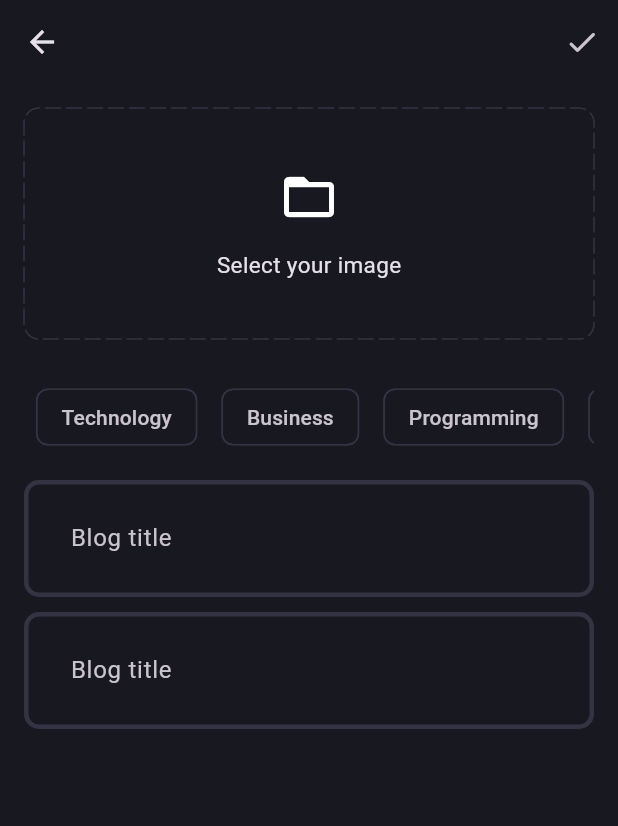
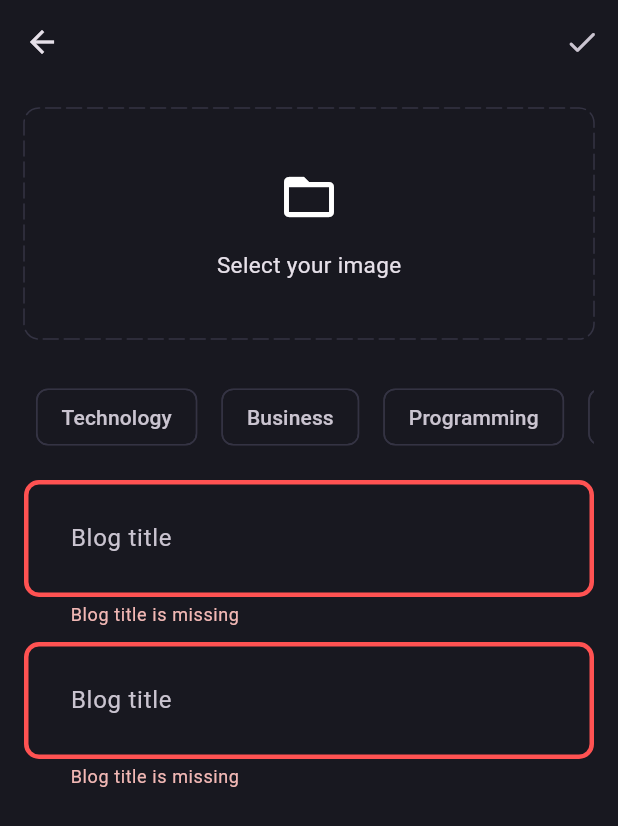
Before and after one commit to manoharacharyaa/blog_app_bloc, a Flutter app: the AddNewBlogPage screen opened directly, after a tap on the "done" icon, on a phone screen of 412 x 824 dp. Shown: the top 826 px of the screen. Run offline on Flutter 3.47's test engine with Material 3 defaults, Android fonts, the light colour scheme and no system bars; drawn by our look-alikes of dotted_border; our stand-ins replace flutter_bloc, fpdart, get_it, image_picker, supabase_flutter; accounts and stored records are empty; statements that could not run were skipped.

Commit message:
14. implementing bloc for unploding blog feature

```diff
--- a/lib/core/theme/theme.dart
+++ b/lib/core/theme/theme.dart
@@ -20,9 +20,11 @@ class AppTheme {
       side: BorderSide.none,
     ),
     inputDecorationTheme: InputDecorationTheme(
+      border: _border(),
       contentPadding: const EdgeInsets.all(27),
       enabledBorder: _border(),
       focusedBorder: _border(AppPallete.gradient2),
+      errorBorder: _border(AppPallete.errorColor),
     ),
   );
 }
--- /dev/null
+++ b/lib/features/blog/presentation/bloc/blog_bloc.dart
@@ -0,0 +1,33 @@
+import 'dart:io';
+
+import 'package:blog_app_bloc/features/blog/domain/usecases/upload_blog.dart';
+import 'package:flutter/material.dart';
+import 'package:flutter_bloc/flutter_bloc.dart';
+
+part 'blog_event.dart';
+part 'blog_state.dart';
+
+class BlogBloc extends Bloc<BlogEvent, BlogState> {
+  final UploadBlog uploadBlog;
+  BlogBloc(this.uploadBlog) : super(BlogInitial()) {
+    on<BlogEvent>((event, emit) => emit(BlogLoading()));
+    on<BlogUpload>(_onBlogUpload);
+  }
+
+  void _onBlogUpload(BlogUpload event, Emitter<BlogState> emit) async {
+    final res = await uploadBlog(
+      UploadBlogParams(
+        posterId: event.posterId,
+        title: event.title,
+        content: event.content,
+        image: event.image,
+        topics: event.topics,
+      ),
+    );
+
+    res.fold(
+      (l) => emit(BlogFailure(l.message)),
+      (r) => emit(BlogSuccess()),
+    );
+  }
+}
--- /dev/null
+++ b/lib/features/blog/presentation/bloc/blog_event.dart
@@ -0,0 +1,20 @@
+part of 'blog_bloc.dart';
+
+@immutable
+sealed class BlogEvent {}
+
+final class BlogUpload extends BlogEvent {
+  final String posterId;
+  final String title;
+  final String content;
+  final File image;
+  final List<String> topics;
+
+  BlogUpload({
+    required this.posterId,
+    required this.title,
+    required this.content,
+    required this.image,
+    required this.topics,
+  });
+}
--- /dev/null
+++ b/lib/features/blog/presentation/bloc/blog_state.dart
@@ -0,0 +1,15 @@
+part of 'blog_bloc.dart';
+
+@immutable
+sealed class BlogState {}
+
+final class BlogInitial extends BlogState {}
+
+final class BlogLoading extends BlogState {}
+
+final class BlogFailure extends BlogState {
+  final String error;
+  BlogFailure(this.error);
+}
+
+final class BlogSuccess extends BlogState {}
--- a/lib/features/blog/presentation/pages/add_new_blog_page.dart
+++ b/lib/features/blog/presentation/pages/add_new_blog_page.dart
@@ -1,10 +1,16 @@
 import 'dart:io';
 
+import 'package:blog_app_bloc/core/common/cubits/app_user/app_user_cubit.dart';
+import 'package:blog_app_bloc/core/common/widgets/loader.dart';
 import 'package:blog_app_bloc/core/theme/app_pallet.dart';
 import 'package:blog_app_bloc/core/utils/pick_image.dart';
+import 'package:blog_app_bloc/core/utils/show_snackbar.dart';
+import 'package:blog_app_bloc/features/blog/presentation/bloc/blog_bloc.dart';
+import 'package:blog_app_bloc/features/blog/presentation/pages/blog_page.dart';
 import 'package:blog_app_bloc/features/blog/presentation/widgets/blog_editor.dart';
 import 'package:dotted_border/dotted_border.dart';
 import 'package:flutter/material.dart';
+import 'package:flutter_bloc/flutter_bloc.dart';
 
 class AddNewBlogPage extends StatefulWidget {
   static route() => MaterialPageRoute(
@@ -19,6 +25,7 @@ class AddNewBlogPage extends StatefulWidget {
 class _AddNewBlogPageState extends State<AddNewBlogPage> {
   final titleController = TextEditingController();
   final contentController = TextEditingController();
+  final formKey = GlobalKey<FormState>();
   List<String> selectedTopic = [];
   File? image;
 
@@ -40,6 +47,25 @@ class _AddNewBlogPageState extends State<AddNewBlogPage> {
     }
   }
 
+  void uploadBlog() {
+    if (formKey.currentState!.validate() &&
+        selectedTopic.isNotEmpty &&
+        image != null) {
+      final posterId =
+          (context.read<AppUserCubit>().state as AppUserLoggedIn).user.id;
+
+      context.read<BlogBloc>().add(
+        BlogUpload(
+          posterId: posterId,
+          title: titleController.text.trim(),
+          content: contentController.text.trim(),
+          image: image!,
+          topics: selectedTopic,
+        ),
+      );
+    }
+  }
+
   @override
   void dispose() {
     super.dispose();
@@ -53,14 +79,32 @@ class _AddNewBlogPageState extends State<AddNewBlogPage> {
       appBar: AppBar(
         actions: [
           IconButton(
-            onPressed: () {},
+            onPressed: uploadBlog,
             icon: Icon(Icons.done_rounded),
           ),
         ],
       ),
-      body: SingleChildScrollView(
+      body: BlocConsumer<BlogBloc, BlogState>(
+        listener: (context, state) {
+          if (state is BlogFailure) {
+            showSnackBar(context, state.error);
+          } else if (state is BlogSuccess) {
+            Navigator.pushAndRemoveUntil(
+              context,
+              BlogPage.route(),
+              (route) => false,
+            );
+          }
+        },
+        builder: (context, state) {
+          if (state is BlogLoading) {
+            return Loader();
+          }
+          return SingleChildScrollView(
             child: Padding(
               padding: const EdgeInsets.all(16.0),
+              child: Form(
+                key: formKey,
                 child: Column(
                   children: [
                     image != null
@@ -157,5 +201,8 @@ class _AddNewBlogPageState extends State<AddNewBlogPage> {
               ),
             ),
           );
+        },
+      ),
+    );
   }
 }
--- a/lib/features/blog/presentation/pages/blog_page.dart
+++ b/lib/features/blog/presentation/pages/blog_page.dart
@@ -3,6 +3,9 @@ import 'package:flutter/cupertino.dart';
 import 'package:flutter/material.dart';
 
 class BlogPage extends StatelessWidget {
+  static route() => MaterialPageRoute(
+    builder: (context) => const BlogPage(),
+  );
   const BlogPage({super.key});
 
   @override
--- a/lib/features/blog/presentation/widgets/blog_editor.dart
+++ b/lib/features/blog/presentation/widgets/blog_editor.dart
@@ -17,6 +17,12 @@ class BlogEditor extends StatelessWidget {
       decoration: InputDecoration(
         hintText: hintText,
       ),
+      validator: (value) {
+        if (value!.trim().isEmpty) {
+          return '$hintText is missing';
+        }
+        return null;
+      },
     );
   }
 }
--- a/lib/main.dart
+++ b/lib/main.dart
@@ -2,6 +2,7 @@ import 'package:blog_app_bloc/core/common/cubits/app_user/app_user_cubit.dart';
 import 'package:blog_app_bloc/core/theme/theme.dart';
 import 'package:blog_app_bloc/features/auth/presentation/bloc/auth_bloc.dart';
 import 'package:blog_app_bloc/features/auth/presentation/pages/login_page.dart';
+import 'package:blog_app_bloc/features/blog/presentation/bloc/blog_bloc.dart';
 import 'package:blog_app_bloc/features/blog/presentation/pages/blog_page.dart';
 import 'package:blog_app_bloc/init_dependencies.dart';
 import 'package:flutter/material.dart';
@@ -18,6 +19,9 @@ void main() async {
         ),
         BlocProvider(
           create: (_) => serviceLocator<AppUserCubit>(),
+        ),
+        BlocProvider(
+          create: (_) => serviceLocator<BlogBloc>(),
         ),
       ],
       child: const MyApp(),
```
Also changed, not shown: lib/init_dependencies.dart (+34 -0 lines). Lines whose indentation alone changed are shown as unchanged.
